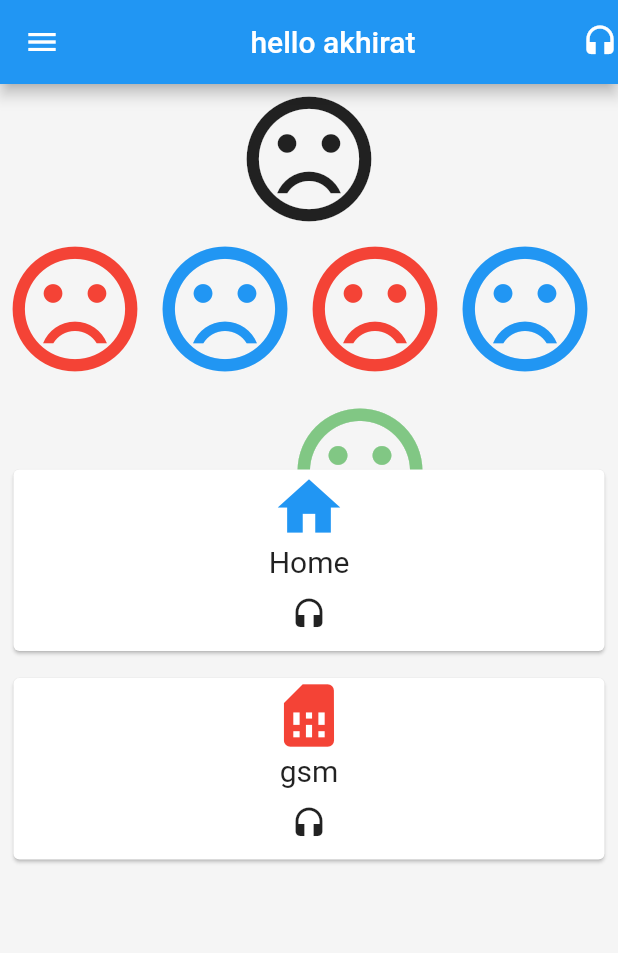
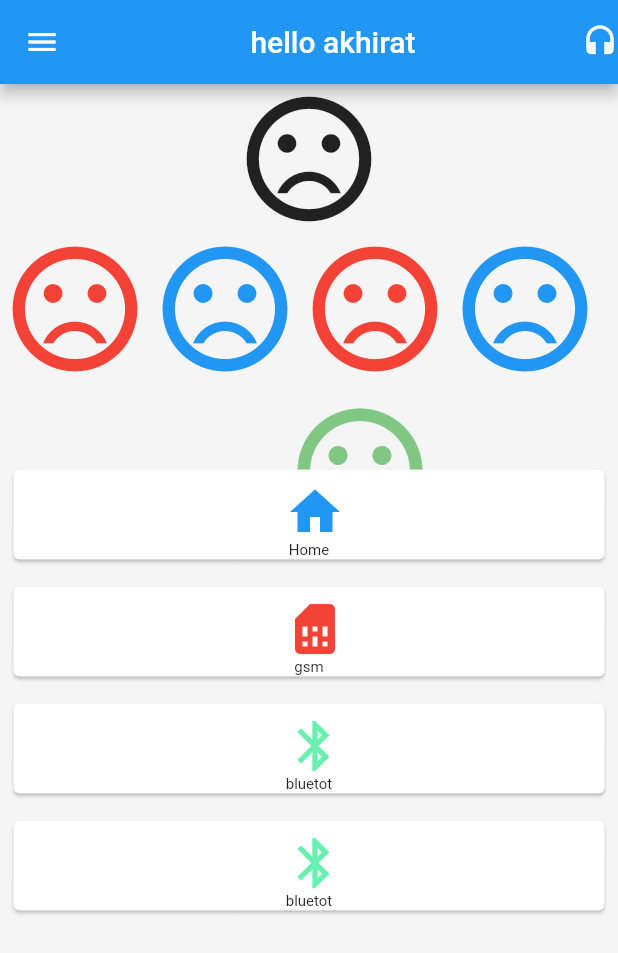
Before and after one commit to adityamuhammadputra/belajarflutter1, a Flutter app: the screen it shows after launch, on a phone screen of 412 x 824 dp. Shown: the top 953 px of the screen. Run offline on Flutter 3.47's test engine with Material 2 defaults, Android fonts, the phone set to English and light mode, and no system bars.

Commit message:
latihan flutter lagi;

```diff
--- a/lib/main.dart
+++ b/lib/main.dart
@@ -3,6 +3,9 @@ import './hal_hp.dart' as hp;
 import './hal_komputer.dart' as  komputer;
 import './hal_bintang.dart' as  bintang;
 import './hal_headset.dart' as  headset;
+import './hal_dua.dart';
+import './hal_empat.dart';
+import './hal_lima.dart';
 
 void main() {
   runApp(new MaterialApp(
@@ -12,6 +15,8 @@ void main() {
       '/HalamanSatu' : (BuildContext context) => new HalamanSatu(),
       '/HalDua' :(BuildContext context) => new HalDua(),
       '/HalTiga' :(BuildContext context) => new HalTiga(),
+      '/HalEmpat' :(BuildContext context) => new HalEmpat(data: new List<String>.generate(10, (i)=>"ini data ke $i"),),
+      '/HalLima' :(BuildContext context) => new HalLima(),
     }
   ));
 }
@@ -93,8 +98,10 @@ class HalamanSatu extends StatelessWidget {
               crossAxisAlignment: CrossAxisAlignment.stretch,
                 // padding : new EdgeInsets.all(10.0),
               children:<Widget>[
-                MyCard(icon:Icons.home, text: 'Home', warnaIcon:Colors.blue),
-                MyCard(icon:Icons.sim_card, text: 'gsm', warnaIcon:Colors.red)
+                MyCard(icon:Icons.home, text: 'Home', warnaIcon:Colors.blue, linkhalaman: '/HalDua',),
+                MyCard(icon:Icons.sim_card, text: 'gsm', warnaIcon:Colors.red, linkhalaman: '/HalTiga',),
+                MyCard(icon:Icons.bluetooth, text: 'bluetot', warnaIcon:Colors.greenAccent, linkhalaman: '/HalEmpat',),
+                MyCard(icon:Icons.bluetooth, text: 'bluetot', warnaIcon:Colors.greenAccent, linkhalaman: '/HalLima',)
               ]
             )
           ],
@@ -108,10 +115,11 @@ class HalamanSatu extends StatelessWidget {
 
 class MyCard extends StatelessWidget {
   // const MyCard({Key key}) : super(key: key);
-MyCard({this.icon, this.text, this.warnaIcon});
+MyCard({this.icon, this.text, this.warnaIcon, this.linkhalaman});
 final IconData icon;
 final String text;
 final Color warnaIcon;
+final String linkhalaman;
 
   @override
   Widget build(BuildContext context) {
@@ -121,14 +129,14 @@ final Color warnaIcon;
         child:
           new Column(
             children: <Widget>[
-              new Icon(icon, size: 50, color: warnaIcon,),
-              new Text(text,style: new TextStyle(fontSize: 20.0),),
               new IconButton(
-                icon: new Icon(Icons.headset),
+                icon: new Icon(icon, size: 40, color: warnaIcon,),
                 onPressed: (){
-                  Navigator.pushNamed(context, '/HalDua');
+                  Navigator.pushNamed(context, linkhalaman);
                 },
-              )
+              ),
+              new Text(text,style: new TextStyle(fontSize: 10.0),),
+
 
             ],
           )
@@ -136,42 +144,6 @@ final Color warnaIcon;
     );
   }
 }
-
-class HalDua extends StatelessWidget {
-  // const HalDua({Key key}) : super(key: key);
-
-  @override
-  Widget build(BuildContext context) {
-    return new Scaffold(
-      appBar: new AppBar(title: new Text('Halaman dua'),),
-      body: new Center(
-        child: new IconButton(
-          icon: new Icon(Icons.backspace),
-          onPressed: (){
-            Navigator.pushNamed(context, '/HalamanSatu');
-          },
-        ),
-      ),
-    );
-  }
-}
-
-// class HalTiga extends StatelessWidget {
-//   // const HalTiga({Key key}) : super(key: key);
-
-//   @override
-//   Widget build(BuildContext context) {
-//     return new Scaffold(
-//       appBar: new AppBar(
-//           backgroundColor: Colors.red,
-//           title: new Text('Halaman Tiga'),
-//           bottom: new TabBar(
-
-//           ),
-//         )
-//     );
-//   }
-// }
 
 class HalTiga extends StatefulWidget {
   @override
--- a/pubspec.yaml
+++ b/pubspec.yaml
@@ -23,6 +23,7 @@ dependencies:
   # The following adds the Cupertino Icons font to your application.
   # Use with the CupertinoIcons class for iOS style icons.
   cupertino_icons: ^0.1.2
+  http: ^0.12.0
 
 dev_dependencies:
   flutter_test:
```
Also changed, not shown: lib/hal_dua.dart (added, +65 -0 lines), lib/hal_empat.dart (added, +26 -0 lines), lib/hal_lima.dart (added, +49 -0 lines), pubspec.lock.
